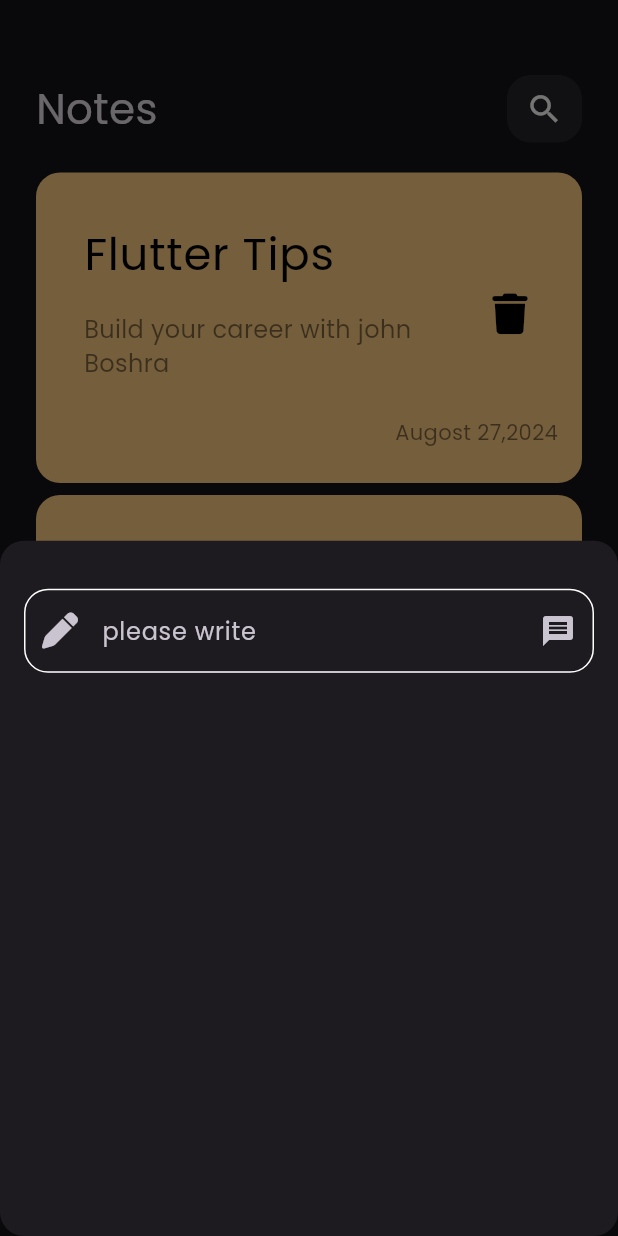
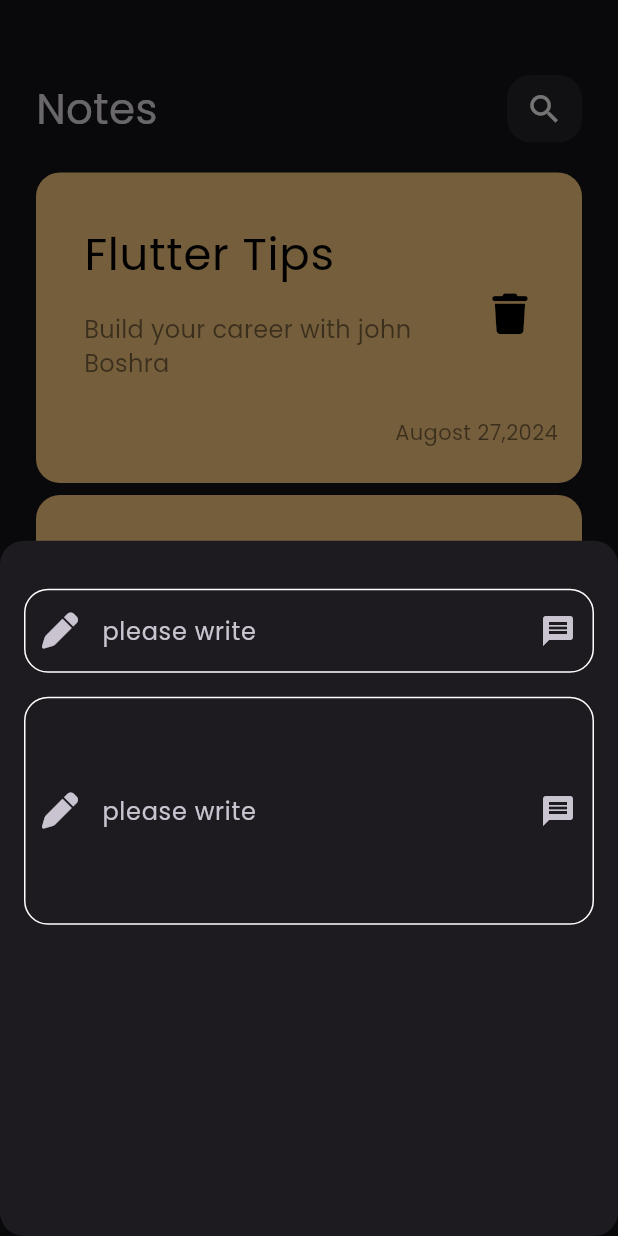
Before and after one commit to johnboshra88/nots_app, a Flutter app: the screen it shows after launch, after a tap on the "add" icon, on a phone screen of 412 x 824 dp. Run offline on Flutter 3.47's test engine with Material 3 defaults, Android fonts, the phone set to English and light mode, and no system bars; our stand-ins replace font_awesome_flutter.

Commit message:
add fields to bottom sheet

```diff
--- a/lib/widgets/add_note_bottem_sheet.dart
+++ b/lib/widgets/add_note_bottem_sheet.dart
@@ -13,7 +13,16 @@ class AddNoteBottemSheet extends StatelessWidget {
           SizedBox(
             height: 32,
           ),
-          CustomeTextField()
+          CustomeTextField(
+            hint: 'title',
+          ),
+          SizedBox(
+            height: 16,
+          ),
+          CustomeTextField(
+            hint: 'content',
+            maxLines: 5,
+          )
         ],
       ),
     );
--- a/lib/widgets/custome_text_field.dart
+++ b/lib/widgets/custome_text_field.dart
@@ -3,17 +3,19 @@ import 'package:font_awesome_flutter/font_awesome_flutter.dart';
 import 'package:nots_app/widgets/constants.dart';
 
 class CustomeTextField extends StatelessWidget {
-  const CustomeTextField({super.key});
-
+  const CustomeTextField({super.key, required this.hint, this.maxLines = 1});
+  final String hint;
+  final int maxLines;
   @override
   Widget build(BuildContext context) {
     return TextField(
+      maxLines: maxLines,
       cursorColor: kPrimaryColor,
       decoration: InputDecoration(
-          hintText: 'Title',
+          hintText: hint,
           labelText: 'please write',
-          suffixIcon: Icon(Icons.message),
-          prefixIcon: Icon(FontAwesomeIcons.pen),
+          suffixIcon: const Icon(Icons.message),
+          prefixIcon: const Icon(FontAwesomeIcons.pen),
           border: buildBorder(),
           enabledBorder: buildBorder(),
           focusedBorder: buildBorder(kPrimaryColor)),
```
